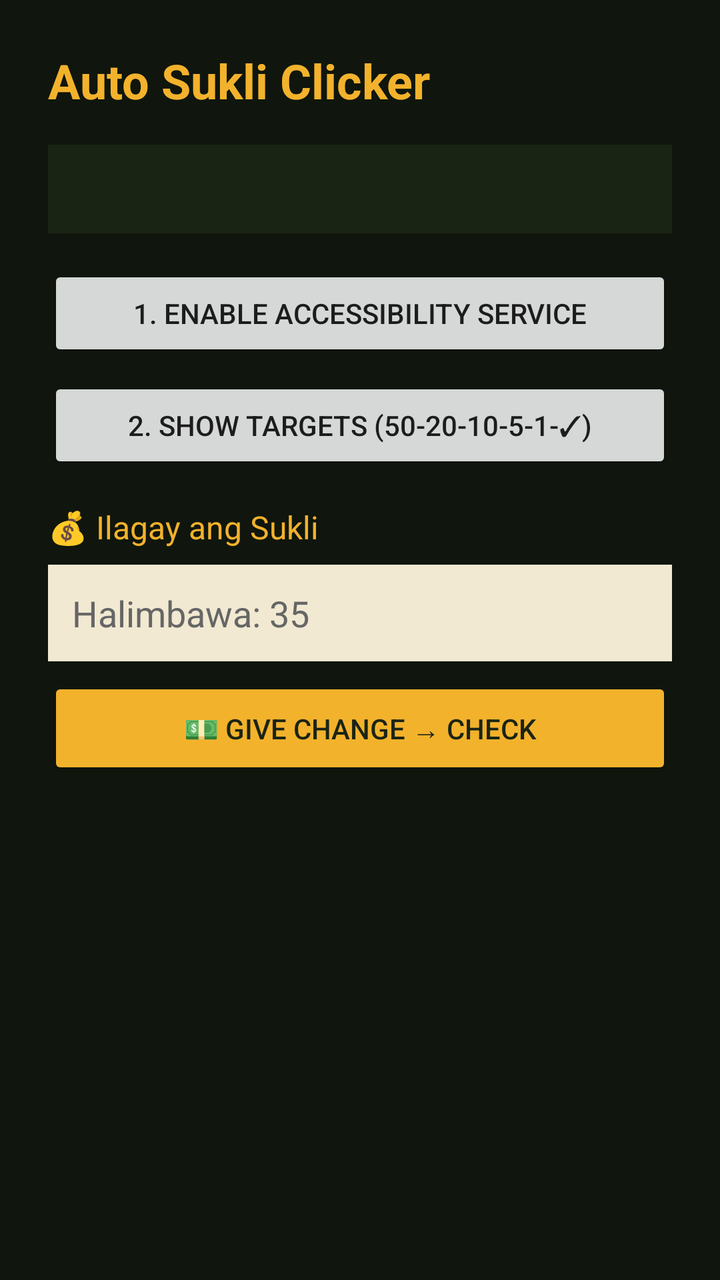
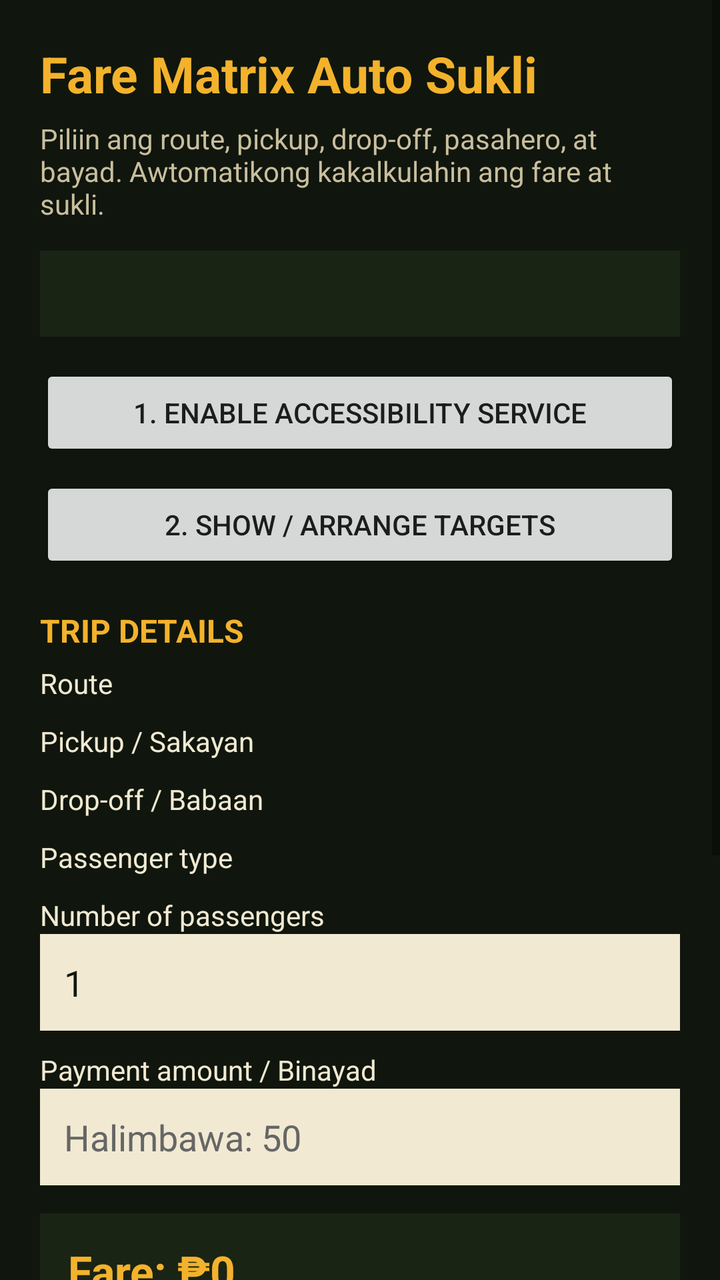

An Android layout rendered at two revisions. The XML below is the earlier revision; the diff shows what the commit changed to produce the second picture.
<!-- AndroidManifest.xml: application theme Theme.AppCompat.DayNight -->
<!-- res/layout/activity_main.xml -->
<?xml version="1.0" encoding="utf-8"?>

<LinearLayout xmlns:android="http://schemas.android.com/apk/res/android"
    android:layout_width="match_parent"
    android:layout_height="match_parent"
    android:orientation="vertical"
    android:padding="24dp"
    android:background="#10160D">

    <TextView
        android:layout_width="wrap_content"
        android:layout_height="wrap_content"
        android:text="Auto Sukli Clicker"
        android:textColor="#F3B22C"
        android:textSize="24sp"
        android:textStyle="bold"
        android:layout_marginBottom="16dp" />

    <TextView
        android:id="@+id/statusText"
        android:layout_width="match_parent"
        android:layout_height="wrap_content"
        android:textColor="#F1E9D2"
        android:textSize="15sp"
        android:padding="12dp"
        android:background="#1A2415"
        android:layout_marginBottom="16dp" />

    <Button
        android:id="@+id/btnAccessibility"
        android:layout_width="match_parent"
        android:layout_height="wrap_content"
        android:text="1. Enable Accessibility Service"
        android:layout_marginBottom="8dp" />

    <Button
        android:id="@+id/btnOverlay"
        android:layout_width="match_parent"
        android:layout_height="wrap_content"
        android:text="2. Show Targets (50-20-10-5-1-✓)"
        android:layout_marginBottom="16dp" />

    <TextView
        android:layout_width="match_parent"
        android:layout_height="wrap_content"
        android:text="💰 Ilagay ang Sukli"
        android:textColor="#F3B22C"
        android:textSize="16sp"
        android:layout_marginBottom="8dp" />

    <EditText
        android:id="@+id/etSukli"
        android:layout_width="match_parent"
        android:layout_height="wrap_content"
        android:hint="Halimbawa: 35"
        android:inputType="number"
        android:textColor="#10160D"
        android:textColorHint="#666"
        android:background="#F1E9D2"
        android:padding="12dp"
        android:layout_marginBottom="8dp" />

    <Button
        android:id="@+id/btnGiveChange"
        android:layout_width="match_parent"
        android:layout_height="wrap_content"
        android:text="💵 Give Change → Check"
        android:backgroundTint="#F3B22C"
        android:textColor="#1A2415"
        android:padding="16dp" />

</LinearLayout>
<!-- resources referenced by this layout -->
<resources>

</resources>

<!-- the commit's change to res/layout/activity_main.xml (unified diff, before → after) -->
@@ -1,72 +1,215 @@
 <?xml version="1.0" encoding="utf-8"?>
-
-<LinearLayout xmlns:android="http://schemas.android.com/apk/res/android"
+<ScrollView xmlns:android="http://schemas.android.com/apk/res/android"
     android:layout_width="match_parent"
     android:layout_height="match_parent"
-    android:orientation="vertical"
-    android:padding="24dp"
-    android:background="#10160D">
-
-    <TextView
-        android:layout_width="wrap_content"
-        android:layout_height="wrap_content"
-        android:text="Auto Sukli Clicker"
-        android:textColor="#F3B22C"
-        android:textSize="24sp"
-        android:textStyle="bold"
-        android:layout_marginBottom="16dp" />
-
-    <TextView
-        android:id="@+id/statusText"
+    android:background="#10160D"
+    android:fillViewport="true">
+
+    <LinearLayout
         android:layout_width="match_parent"
         android:layout_height="wrap_content"
-        android:textColor="#F1E9D2"
-        android:textSize="15sp"
-        android:padding="12dp"
-        android:background="#1A2415"
-        android:layout_marginBottom="16dp" />
-
-    <Button
-        android:id="@+id/btnAccessibility"
-        android:layout_width="match_parent"
-        android:layout_height="wrap_content"
-        android:text="1. Enable Accessibility Service"
-        android:layout_marginBottom="8dp" />
-
-    <Button
-        android:id="@+id/btnOverlay"
-        android:layout_width="match_parent"
-        android:layout_height="wrap_content"
-        android:text="2. Show Targets (50-20-10-5-1-✓)"
-        android:layout_marginBottom="16dp" />
-
-    <TextView
-        android:layout_width="match_parent"
-        android:layout_height="wrap_content"
-        android:text="💰 Ilagay ang Sukli"
-        android:textColor="#F3B22C"
-        android:textSize="16sp"
-        android:layout_marginBottom="8dp" />
-
-    <EditText
-        android:id="@+id/etSukli"
-        android:layout_width="match_parent"
-        android:layout_height="wrap_content"
-        android:hint="Halimbawa: 35"
-        android:inputType="number"
-        android:textColor="#10160D"
-        android:textColorHint="#666"
-        android:background="#F1E9D2"
-        android:padding="12dp"
-        android:layout_marginBottom="8dp" />
-
-    <Button
-        android:id="@+id/btnGiveChange"
-        android:layout_width="match_parent"
-        android:layout_height="wrap_content"
-        android:text="💵 Give Change → Check"
-        android:backgroundTint="#F3B22C"
-        android:textColor="#1A2415"
-        android:padding="16dp" />
-
-</LinearLayout>
+        android:orientation="vertical"
+        android:padding="20dp">
+
+        <TextView
+            android:layout_width="wrap_content"
+            android:layout_height="wrap_content"
+            android:text="Fare Matrix Auto Sukli"
+            android:textColor="#F3B22C"
+            android:textSize="25sp"
+            android:textStyle="bold"
+            android:layout_marginBottom="6dp" />
+
+        <TextView
+            android:layout_width="match_parent"
+            android:layout_height="wrap_content"
+            android:text="Piliin ang route, pickup, drop-off, pasahero, at bayad. Awtomatikong kakalkulahin ang fare at sukli."
+            android:textColor="#C9BE9E"
+            android:textSize="14sp"
+            android:layout_marginBottom="14dp" />
+
+        <TextView
+            android:id="@+id/statusText"
+            android:layout_width="match_parent"
+            android:layout_height="wrap_content"
+            android:textColor="#F1E9D2"
+            android:textSize="14sp"
+            android:padding="12dp"
+            android:background="#1A2415"
+            android:layout_marginBottom="14dp" />
+
+        <Button
+            android:id="@+id/btnAccessibility"
+            android:layout_width="match_parent"
+            android:layout_height="wrap_content"
+            android:text="1. Enable Accessibility Service"
+            android:layout_marginBottom="8dp" />
+
+        <Button
+            android:id="@+id/btnOverlay"
+            android:layout_width="match_parent"
+            android:layout_height="wrap_content"
+            android:text="2. Show / Arrange Targets"
+            android:layout_marginBottom="18dp" />
+
+        <TextView
+            android:layout_width="match_parent"
+            android:layout_height="wrap_content"
+            android:text="TRIP DETAILS"
+            android:textColor="#F3B22C"
+            android:textStyle="bold"
+            android:textSize="16sp"
+            android:layout_marginBottom="6dp" />
+
+        <TextView
+            android:layout_width="match_parent"
+            android:layout_height="wrap_content"
+            android:text="Route"
+            android:textColor="#F1E9D2" />
+
+        <Spinner
+            android:id="@+id/spRoute"
+            android:layout_width="match_parent"
+            android:layout_height="wrap_content"
+            android:background="#F1E9D2"
+            android:layout_marginBottom="10dp" />
+
+        <TextView
+            android:layout_width="match_parent"
+            android:layout_height="wrap_content"
+            android:text="Pickup / Sakayan"
+            android:textColor="#F1E9D2" />
+
+        <Spinner
+            android:id="@+id/spPickup"
+            android:layout_width="match_parent"
+            android:layout_height="wrap_content"
+            android:background="#F1E9D2"
+            android:layout_marginBottom="10dp" />
+
+        <TextView
+            android:layout_width="match_parent"
+            android:layout_height="wrap_content"
+            android:text="Drop-off / Babaan"
+            android:textColor="#F1E9D2" />
+
+        <Spinner
+            android:id="@+id/spDropoff"
+            android:layout_width="match_parent"
+            android:layout_height="wrap_content"
+            android:background="#F1E9D2"
+            android:layout_marginBottom="10dp" />
+
+        <TextView
+            android:layout_width="match_parent"
+            android:layout_height="wrap_content"
+            android:text="Passenger type"
+            android:textColor="#F1E9D2" />
+
+        <Spinner
+            android:id="@+id/spPassengerType"
+            android:layout_width="match_parent"
+            android:layout_height="wrap_content"
+            android:background="#F1E9D2"
+            android:layout_marginBottom="10dp" />
+
+        <TextView
+            android:layout_width="match_parent"
+            android:layout_height="wrap_content"
+            android:text="Number of passengers"
+            android:textColor="#F1E9D2" />
+
+        <EditText
+            android:id="@+id/etPassengerCount"
+            android:layout_width="match_parent"
+            android:layout_height="wrap_content"
+            android:hint="Halimbawa: 1"
+            android:inputType="number"
+            android:textColor="#10160D"
+            android:textColorHint="#666666"
+            android:background="#F1E9D2"
+            android:padding="12dp"
+            android:text="1"
+            android:layout_marginBottom="10dp" />
+
+        <TextView
+            android:layout_width="match_parent"
+            android:layout_height="wrap_content"
+            android:text="Payment amount / Binayad"
+            android:textColor="#F1E9D2" />
+
+        <EditText
+            android:id="@+id/etPayment"
+            android:layout_width="match_parent"
+            android:layout_height="wrap_content"
+            android:hint="Halimbawa: 50"
+            android:inputType="numberDecimal"
+            android:textColor="#10160D"
+            android:textColorHint="#666666"
+            android:background="#F1E9D2"
+            android:padding="12dp"
+            android:layout_marginBottom="14dp" />
+
+        <TextView
+            android:id="@+id/tvFareResult"
+            android:layout_width="match_parent"
+            android:layout_height="wrap_content"
+            android:text="Fare: ₱0"
+            android:textColor="#F3B22C"
+            android:textSize="22sp"
+            android:textStyle="bold"
+            android:background="#1A2415"
+            android:padding="14dp"
+            android:layout_marginBottom="6dp" />
+
+        <TextView
+            android:id="@+id/tvBreakdown"
+            android:layout_width="match_parent"
+            android:layout_height="wrap_content"
+            android:text="Pumili ng trip details."
+            android:textColor="#F1E9D2"
+            android:textSize="14sp"
+            android:padding="10dp"
+            android:background="#212D1A"
+            android:layout_marginBottom="6dp" />
+
+        <TextView
+            android:id="@+id/tvChangeResult"
+            android:layout_width="match_parent"
+            android:layout_height="wrap_content"
+            android:text="Sukli: ₱0"
+            android:textColor="#6FA05B"
+            android:textSize="22sp"
+            android:textStyle="bold"
+            android:background="#1A2415"
+            android:padding="14dp"
+            android:layout_marginBottom="12dp" />
+
+        <Button
+            android:id="@+id/btnCalculateAndGive"
+            android:layout_width="match_parent"
+            android:layout_height="wrap_content"
+            android:text="CALCULATE FARE + AUTO SUKLI"
+            android:backgroundTint="#F3B22C"
+            android:textColor="#1A2415"
+            android:textStyle="bold"
+            android:padding="16dp"
+            android:layout_marginBottom="8dp" />
+
+        <Button
+            android:id="@+id/btnReset"
+            android:layout_width="match_parent"
+            android:layout_height="wrap_content"
+            android:text="Reset trip"
+            android:layout_marginBottom="8dp" />
+
+        <TextView
+            android:layout_width="match_parent"
+            android:layout_height="wrap_content"
+            android:text="Fare rules: minimum 4 units • Regular ₱13 • Student/Senior ₱11 • +₱2 bawat unit lampas sa minimum"
+            android:textColor="#C9BE9E"
+            android:textSize="12sp"
+            android:paddingTop="8dp" />
+
+    </LinearLayout>
+</ScrollView>
